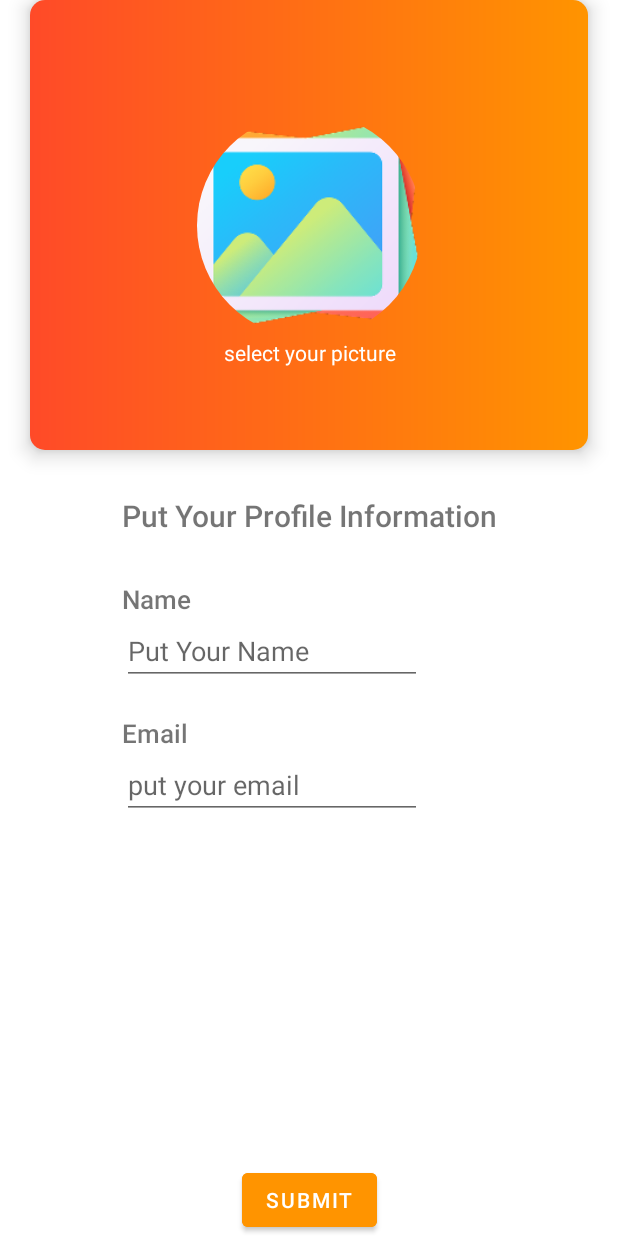
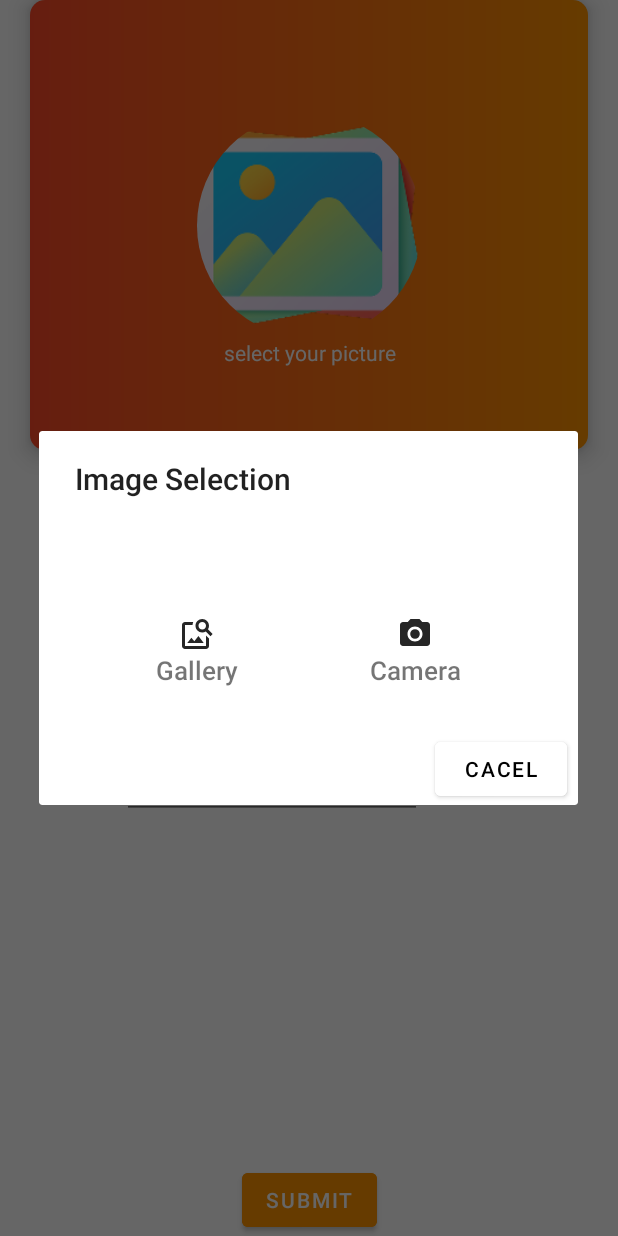
Before and after one commit to aziz100199/actionproject, an Android app: the fragment ProfileFragment placed in its activity, after a tap on an icon or button, on a phone screen of 412 x 824 dp. Run offline under Robolectric (Android 15) with nearby library versions, the phone set to English and light mode, and no system bars; our stand-ins replace CircleImageView, Room's generated code, Timber.

Commit message:
layout issue fragment succefull

```diff
--- a/app/build.gradle
+++ b/app/build.gradle
@@ -86,4 +86,9 @@ dependencies {
 // image in circle
     implementation 'de.hdodenhof:circleimageview:3.1.0'
 
+    implementation 'com.github.dhaval2404:imagepicker:2.1'
+
+    implementation "androidx.activity:activity-ktx:1.4.0"
+    implementation "androidx.fragment:fragment-ktx:1.4.1"
+
 }
--- a/app/src/main/AndroidManifest.xml
+++ b/app/src/main/AndroidManifest.xml
@@ -3,7 +3,7 @@
     package="com.unit.spinneractivity">
 
     <uses-permission android:name="android.permission.READ_EXTERNAL_STORAGE" />
-
+    <uses-permission android:name="android.permission.CAMERA" />
 
     <uses-feature
         android:name="android.hardware.camera"
@@ -19,7 +19,8 @@
         android:theme="@style/Theme.SpinnerActivity">
         <activity
             android:name=".RoomDbActivity"
-            android:exported="false" />
+            android:exported="false"
+            android:windowSoftInputMode="stateAlwaysHidden|adjustPan"/>
 
         <activity
             android:name=".DatePickerActivity"
--- a/app/src/main/java/com/unit/spinneractivity/roomdatabase/fragments/ProfileFragment.kt
+++ b/app/src/main/java/com/unit/spinneractivity/roomdatabase/fragments/ProfileFragment.kt
@@ -1,16 +1,21 @@
 package com.unit.spinneractivity.roomdatabase.fragments
 
-import android.app.Activity.RESULT_OK
+import android.app.Activity
+import android.app.AlertDialog
 import android.content.Intent
 import android.graphics.Bitmap
+import android.net.Uri
 import android.os.Bundle
 import android.provider.MediaStore
 import android.view.LayoutInflater
 import android.view.View
 import android.view.ViewGroup
 import android.view.WindowManager
+import android.widget.Button
+import android.widget.TextView
 import android.widget.Toast
 import androidx.core.content.ContextCompat
+import androidx.core.view.isVisible
 import androidx.fragment.app.Fragment
 import androidx.fragment.app.activityViewModels
 import com.unit.spinneractivity.R
@@ -21,6 +26,10 @@ import com.unit.spinneractivity.roomdatabase.viewmodel.RoomViewModel
 class ProfileFragment : Fragment() {
 
     var binding: FragmentProfileBinding? = null
+    val requestcodeforgallery = 1
+    val requestcondeforcamera = 2
+    var alertDialog: AlertDialog? = null
+    var dialogview: View? = null
     var imagestring: String? = null
     var name: String? = null
     var email: String? = null
@@ -36,7 +45,7 @@ class ProfileFragment : Fragment() {
 
     override fun onViewCreated(view: View, savedInstanceState: Bundle?) {
         super.onViewCreated(view, savedInstanceState)
-
+        showDialogBox()
         insertValue()
         statusBar()
         subscribeobserver()
@@ -78,42 +87,57 @@ class ProfileFragment : Fragment() {
         }
 
         binding?.insertimage?.setOnClickListener {
+            alertDialog?.show()
+        }
 
-            val requestcode = 2
-            val takepicture = Intent(MediaStore.ACTION_IMAGE_CAPTURE)
-            try {
-                startActivityForResult(takepicture, requestcode)
-            } catch (e: Exception) {
 
-            }
+    }
 
-//            val inten = Intent()
-//            inten.type = "image/*"
-//            inten.setAction(Intent.ACTION_OPEN_DOCUMENT)
-//            val Pick_Image = 1
-//            startActivityForResult(Intent.createChooser(inten, "select image"), Pick_Image)
+    private fun showDialogBox() {
+        dialogview =
+            LayoutInflater.from(requireContext()).inflate(R.layout.coustomdialog_layout, null)
+        alertDialog = AlertDialog.Builder(requireContext()).setView(dialogview)
+            .setTitle("Image Selection").create()
+
+        val cancelDialogbtn = dialogview?.findViewById<Button>(R.id.cancelbtn)
+
+        cancelDialogbtn?.setOnClickListener {
+            alertDialog?.dismiss()
+        }
+        val selectfromgallery = dialogview?.findViewById<TextView>(R.id.galleryselection)
+        selectfromgallery?.setOnClickListener {
+            val galleryintetn = Intent()
+            galleryintetn.type = "image/*"
+            galleryintetn.setAction(Intent.ACTION_GET_CONTENT)
+            startActivityForResult(galleryintetn, requestcodeforgallery)
+        }
+        val selectusingcamera = dialogview?.findViewById<TextView>(R.id.cameraselection)
+        selectusingcamera?.setOnClickListener {
+            val opencamer = Intent(MediaStore.ACTION_IMAGE_CAPTURE)
+            startActivityForResult(opencamer, requestcondeforcamera)
         }
 
     }
 
-//    override fun onActivityResult(requestCode: Int, resultCode: Int, intentdata: Intent?) {
-//        if (requestCode == 1 && resultCode == Activity.RESULT_OK) {
+
+    override fun onActivityResult(requestCode: Int, resultCode: Int, intentdata: Intent?) {
+        if (requestCode == requestcodeforgallery && resultCode == Activity.RESULT_OK) {
+            val imageuri: Uri = intentdata?.data!!
+            imagestring = intentdata.data?.toString()
+            binding?.insertimage?.setImageURI(imageuri)
+            binding?.selectpicturetv?.isVisible = false
+            Toast.makeText(requireContext(), "selection succesfully", Toast.LENGTH_SHORT).show()
+            alertDialog?.dismiss()
+        }
+        if (requestCode == requestcondeforcamera && resultCode == Activity.RESULT_OK) {
 //            val imageuri: Uri = intentdata?.data!!
-//            imagestring = intentdata.data?.toString()
-//            binding?.insertimage?.setImageURI(imageuri)
-//            binding?.selectpicturetv?.isVisible = false
-//            Toast.makeText(requireContext(), "selection succesfully", Toast.LENGTH_SHORT).show()
-//        }
-//    }
-
-    override fun onActivityResult(requestCode: Int, resultCode: Int, data: Intent?) {
-        if (requestCode == 2 && resultCode == RESULT_OK) {
-            val imageuri = data?.data
-            imagestring = imageuri.toString()
-            val imageasbitmap = data?.extras?.get("data") as Bitmap
-            binding?.insertimage?.setImageBitmap(imageasbitmap)
+            imagestring = intentdata?.data?.toString()
+            val imagebitmap = intentdata?.extras?.get("data") as Bitmap
+            binding?.insertimage?.setImageBitmap(imagebitmap)
+            binding?.selectpicturetv?.isVisible = false
+            Toast.makeText(requireContext(), "selection succesfully", Toast.LENGTH_SHORT).show()
+            alertDialog?.dismiss()
         }
-
     }
 
 }
--- /dev/null
+++ b/app/src/main/res/drawable/cameraselection.xml
@@ -0,0 +1,6 @@
+<vector android:height="24dp" android:tint="#262626"
+    android:viewportHeight="24" android:viewportWidth="24"
+    android:width="24dp" xmlns:android="http://schemas.android.com/apk/res/android">
+    <path android:fillColor="@android:color/white" android:pathData="M12,12m-3.2,0a3.2,3.2 0,1 1,6.4 0a3.2,3.2 0,1 1,-6.4 0"/>
+    <path android:fillColor="@android:color/white" android:pathData="M9,2L7.17,4L4,4c-1.1,0 -2,0.9 -2,2v12c0,1.1 0.9,2 2,2h16c1.1,0 2,-0.9 2,-2L22,6c0,-1.1 -0.9,-2 -2,-2h-3.17L15,2L9,2zM12,17c-2.76,0 -5,-2.24 -5,-5s2.24,-5 5,-5 5,2.24 5,5 -2.24,5 -5,5z"/>
+</vector>
--- /dev/null
+++ b/app/src/main/res/drawable/galleryselection.xml
@@ -0,0 +1,5 @@
+<vector android:height="24dp" android:tint="#262626"
+    android:viewportHeight="24" android:viewportWidth="24"
+    android:width="24dp" xmlns:android="http://schemas.android.com/apk/res/android">
+    <path android:fillColor="@android:color/white" android:pathData="M18,13v7L4,20L4,6h5.02c0.05,-0.71 0.22,-1.38 0.48,-2L4,4c-1.1,0 -2,0.9 -2,2v14c0,1.1 0.9,2 2,2h14c1.1,0 2,-0.9 2,-2v-5l-2,-2zM16.5,18h-11l2.75,-3.53 1.96,2.36 2.75,-3.54zM19.3,8.89c0.44,-0.7 0.7,-1.51 0.7,-2.39C20,4.01 17.99,2 15.5,2S11,4.01 11,6.5s2.01,4.5 4.49,4.5c0.88,0 1.7,-0.26 2.39,-0.7L21,13.42 22.42,12 19.3,8.89zM15.5,9C14.12,9 13,7.88 13,6.5S14.12,4 15.5,4 18,5.12 18,6.5 16.88,9 15.5,9z"/>
+</vector>
--- /dev/null
+++ b/app/src/main/res/layout/coustomdialog_layout.xml
@@ -0,0 +1,48 @@
+<?xml version="1.0" encoding="utf-8"?>
+<androidx.constraintlayout.widget.ConstraintLayout xmlns:android="http://schemas.android.com/apk/res/android"
+    xmlns:app="http://schemas.android.com/apk/res-auto"
+    android:layout_width="match_parent"
+    android:layout_height="match_parent">
+
+    <TextView
+        android:id="@+id/galleryselection"
+        android:layout_width="wrap_content"
+        android:layout_height="wrap_content"
+        android:drawableTop="@drawable/galleryselection"
+        android:fontFamily="sans-serif-medium"
+        android:padding="10dp"
+        android:text="Gallery"
+        android:textSize="17sp"
+        app:layout_constraintBottom_toBottomOf="parent"
+        app:layout_constraintEnd_toStartOf="@id/cameraselection"
+        app:layout_constraintStart_toStartOf="parent"
+        app:layout_constraintTop_toTopOf="parent" />
+
+    <TextView
+        android:id="@+id/cameraselection"
+        android:layout_width="wrap_content"
+        android:layout_height="wrap_content"
+        android:drawableTop="@drawable/cameraselection"
+        android:fontFamily="sans-serif-medium"
+        android:padding="10dp"
+        android:text="Camera"
+        android:textSize="17sp"
+        app:layout_constraintBottom_toBottomOf="parent"
+        app:layout_constraintEnd_toEndOf="parent"
+        app:layout_constraintStart_toEndOf="@id/galleryselection"
+        app:layout_constraintTop_toTopOf="parent" />
+
+    <Button
+        android:id="@+id/cancelbtn"
+        android:layout_width="wrap_content"
+        android:layout_height="wrap_content"
+        android:layout_marginTop="20dp"
+        android:layout_marginEnd="7dp"
+        android:backgroundTint="@color/white"
+        android:fontFamily="sans-serif-medium"
+        android:text="cacel"
+        android:textColor="@color/black"
+        app:layout_constraintEnd_toEndOf="parent"
+        app:layout_constraintTop_toBottomOf="@id/cameraselection" />
+
+</androidx.constraintlayout.widget.ConstraintLayout>
--- a/app/src/main/res/layout/fragment_profile.xml
+++ b/app/src/main/res/layout/fragment_profile.xml
@@ -72,6 +72,8 @@
         android:layout_width="200dp"
         android:layout_height="wrap_content"
         android:hint="@string/put_your_name"
+        android:nextFocusForward="@id/emailedittext"
+        android:singleLine="true"
         app:layout_constraintStart_toStartOf="@id/nameview"
         app:layout_constraintTop_toBottomOf="@id/nameview" />
 
@@ -92,6 +94,7 @@
         android:layout_width="200dp"
         android:layout_height="wrap_content"
         android:hint="put your email"
+        android:singleLine="true"
         app:layout_constraintStart_toStartOf="@id/emailview"
         app:layout_constraintTop_toBottomOf="@id/emailview" />
 
--- a/app/src/main/res/layout/fragment_room_login_interface.xml
+++ b/app/src/main/res/layout/fragment_room_login_interface.xml
@@ -50,6 +50,8 @@
                 android:id="@+id/editloginname"
                 android:layout_width="match_parent"
                 android:layout_height="wrap_content"
+                android:imeOptions="actionNext"
+                android:singleLine="true"
                 android:layout_marginStart="10dp"
                 android:layout_marginTop="10dp"
                 android:layout_marginEnd="10dp"
@@ -67,7 +69,6 @@
                 android:layout_marginTop="20dp"
                 android:fontFamily="sans-serif-medium"
                 android:text="Enter login name"
-
                 android:textSize="17sp"
                 app:layout_constraintStart_toStartOf="parent"
                 app:layout_constraintTop_toBottomOf="@id/editloginname" />
@@ -76,11 +77,11 @@
                 android:id="@+id/editpassword"
                 android:layout_width="match_parent"
                 android:layout_height="wrap_content"
+                android:singleLine="true"
                 android:layout_marginStart="10dp"
                 android:layout_marginTop="10dp"
                 android:layout_marginEnd="10dp"
                 android:hint="@string/enter_your_password"
-
                 app:layout_constraintEnd_toEndOf="parent"
                 app:layout_constraintStart_toStartOf="parent"
                 app:layout_constraintTop_toBottomOf="@id/password" />
--- a/build.gradle
+++ b/build.gradle
@@ -3,6 +3,7 @@ plugins {
     id 'com.android.application' version '7.1.2' apply false
     id 'com.android.library' version '7.1.2' apply false
     id 'org.jetbrains.kotlin.android' version '1.6.10' apply false
+
 }
 
 task clean(type: Delete) {
--- a/settings.gradle
+++ b/settings.gradle
@@ -2,7 +2,7 @@ pluginManagement {
     repositories {
         gradlePluginPortal()
         google()
-        mavenCentral()
+
     }
 }
 dependencyResolutionManagement {
@@ -10,6 +10,7 @@ dependencyResolutionManagement {
     repositories {
         google()
         mavenCentral()
+        maven { url "https://jitpack.io" }
     }
 }
 rootProject.name = "AllProjects"
```
Also changed, not shown: app/src/main/java/com/unit/spinneractivity/roomdatabase/fragments/LoginSuccessFragment.kt (+7 -3 lines), app/src/main/java/com/unit/spinneractivity/roomdatabase/viewmodel/RoomViewModel.kt (+4 -3 lines), app/src/main/res/drawable/acountinfo_background.xml (added, +8 -0 lines), app/src/main/res/layout/fragment_succfullylogin_include_layout.xml (+36 -3 lines).
